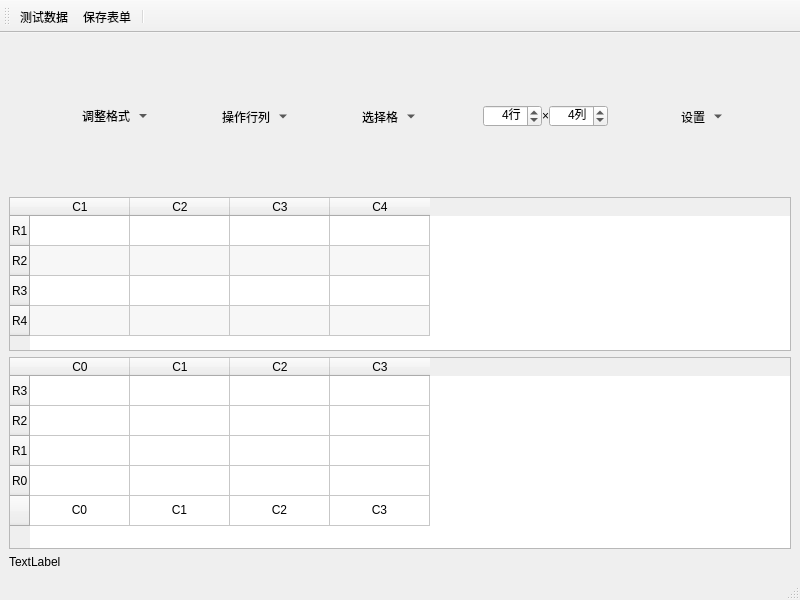
bss9395/bss9395.github.io, file _en/Computer/Operating_System/Qt_C++_Programming/Sheet/Sheet.ui: the form before one commit.
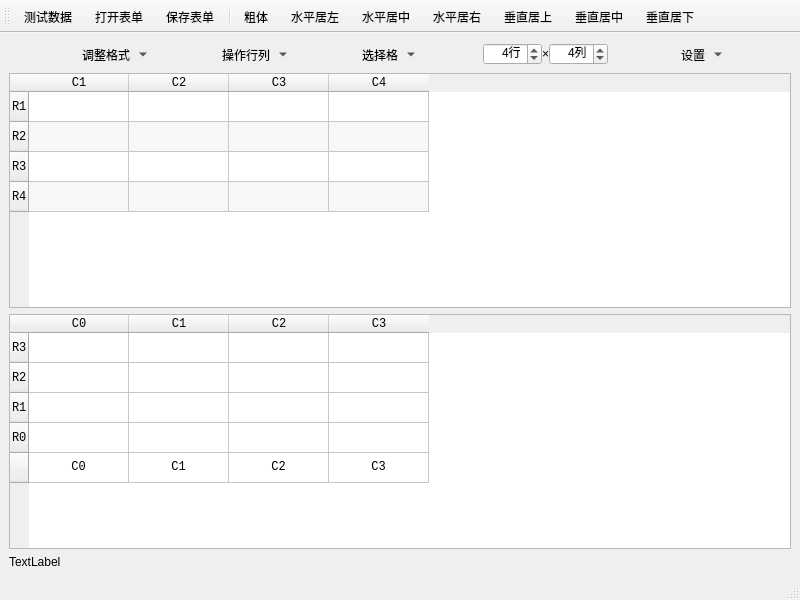
The form after the commit. Icons and pictures are not drawn.

```diff
--- a/_en/Computer/Operating_System/Qt_C++_Programming/Sheet/Sheet.ui
+++ b/_en/Computer/Operating_System/Qt_C++_Programming/Sheet/Sheet.ui
@@ -10,6 +10,11 @@
     <height>600</height>
    </rect>
   </property>
+  <property name="font">
+   <font>
+    <family>Consolas</family>
+   </font>
+  </property>
   <property name="windowTitle">
    <string>Sheet</string>
   </property>
@@ -18,7 +23,7 @@
     <item>
      <widget class="QGroupBox" name="GB_Tool_Bar">
       <property name="sizePolicy">
-       <sizepolicy hsizetype="Preferred" vsizetype="Expanding">
+       <sizepolicy hsizetype="Preferred" vsizetype="Fixed">
         <horstretch>0</horstretch>
         <verstretch>1</verstretch>
        </sizepolicy>
@@ -94,8 +99,8 @@
          </property>
          <property name="iconSize">
           <size>
-           <width>36</width>
-           <height>36</height>
+           <width>24</width>
+           <height>24</height>
           </size>
          </property>
          <property name="autoRepeatDelay">
@@ -132,8 +137,8 @@
          </property>
          <property name="iconSize">
           <size>
-           <width>36</width>
-           <height>36</height>
+           <width>24</width>
+           <height>24</height>
           </size>
          </property>
          <property name="autoRepeatDelay">
@@ -182,8 +187,8 @@
          </property>
          <property name="iconSize">
           <size>
-           <width>36</width>
-           <height>36</height>
+           <width>24</width>
+           <height>24</height>
           </size>
          </property>
          <property name="autoRepeatDelay">
@@ -328,8 +333,8 @@
          </property>
          <property name="iconSize">
           <size>
-           <width>36</width>
-           <height>36</height>
+           <width>24</width>
+           <height>24</height>
           </size>
          </property>
          <property name="popupMode">
@@ -348,6 +353,12 @@
     </item>
     <item>
      <widget class="QTableWidget" name="TW_Sheet">
+      <property name="sizePolicy">
+       <sizepolicy hsizetype="Expanding" vsizetype="Expanding">
+        <horstretch>0</horstretch>
+        <verstretch>1</verstretch>
+       </sizepolicy>
+      </property>
       <property name="horizontalScrollBarPolicy">
        <enum>Qt::ScrollBarAsNeeded</enum>
       </property>
@@ -404,6 +415,12 @@
     </item>
     <item>
      <widget class="QTableWidget" name="tableWidget">
+      <property name="sizePolicy">
+       <sizepolicy hsizetype="Expanding" vsizetype="Expanding">
+        <horstretch>0</horstretch>
+        <verstretch>1</verstretch>
+       </sizepolicy>
+      </property>
       <row>
        <property name="text">
         <string>R3</string>
@@ -542,6 +559,12 @@
    <property name="windowTitle">
     <string>toolBar</string>
    </property>
+   <property name="iconSize">
+    <size>
+     <width>24</width>
+     <height>24</height>
+    </size>
+   </property>
    <property name="toolButtonStyle">
     <enum>Qt::ToolButtonTextUnderIcon</enum>
    </property>
@@ -552,8 +575,16 @@
     <bool>false</bool>
    </attribute>
    <addaction name="A_Testing"/>
+   <addaction name="A_Open"/>
    <addaction name="A_Save_Sheet"/>
    <addaction name="separator"/>
+   <addaction name="A_Bold"/>
+   <addaction name="A_Align_Left"/>
+   <addaction name="A_Align_Horizontal"/>
+   <addaction name="A_Align_Right"/>
+   <addaction name="A_Align_Top"/>
+   <addaction name="A_Align_Vertical"/>
+   <addaction name="A_Align_Bottom"/>
   </widget>
   <action name="A_Save_Sheet">
    <property name="icon">
@@ -696,6 +727,78 @@
     <string>设置</string>
    </property>
   </action>
+  <action name="A_Align_Left">
+   <property name="icon">
+    <iconset resource="resources.qrc">
+     <normaloff>:/images/align_horizontal_left.png</normaloff>:/images/align_horizontal_left.png</iconset>
+   </property>
+   <property name="text">
+    <string>水平居左</string>
+   </property>
+  </action>
+  <action name="A_Align_Right">
+   <property name="icon">
+    <iconset resource="resources.qrc">
+     <normaloff>:/images/align_horizontal_right.png</normaloff>:/images/align_horizontal_right.png</iconset>
+   </property>
+   <property name="text">
+    <string>水平居右</string>
+   </property>
+  </action>
+  <action name="A_Align_Horizontal">
+   <property name="icon">
+    <iconset resource="resources.qrc">
+     <normaloff>:/images/align_horizontal_center.png</normaloff>:/images/align_horizontal_center.png</iconset>
+   </property>
+   <property name="text">
+    <string>水平居中</string>
+   </property>
+  </action>
+  <action name="A_Align_Top">
+   <property name="icon">
+    <iconset resource="resources.qrc">
+     <normaloff>:/images/align_vertical_top.png</normaloff>:/images/align_vertical_top.png</iconset>
+   </property>
+   <property name="text">
+    <string>垂直居上</string>
+   </property>
+  </action>
+  <action name="A_Align_Bottom">
+   <property name="icon">
+    <iconset resource="resources.qrc">
+     <normaloff>:/images/align_vertical_bottom.png</normaloff>:/images/align_vertical_bottom.png</iconset>
+   </property>
+   <property name="text">
+    <string>垂直居下</string>
+   </property>
+  </action>
+  <action name="A_Align_Vertical">
+   <property name="icon">
+    <iconset resource="resources.qrc">
+     <normaloff>:/images/align_vertical_center.png</normaloff>:/images/align_vertical_center.png</iconset>
+   </property>
+   <property name="text">
+    <string>垂直居中</string>
+   </property>
+  </action>
+  <action name="A_Open">
+   <property name="icon">
+    <iconset resource="resources.qrc">
+     <normaloff>:/images/file_open.png</normaloff>:/images/file_open.png</iconset>
+   </property>
+   <property name="text">
+    <string>打开表单</string>
+   </property>
+  </action>
+  <action name="A_Bold">
+   <property name="icon">
+    <iconset resource="resources.qrc">
+     <normaloff>:/images/format_bold.png</normaloff>:/images/format_bold.png</iconset>
+   </property>
+   <property name="text">
+    <string>粗体</string>
+   </property>
+  </action>
  </widget>
  <resources>
   <include location="resources.qrc"/>
```
Left out of the diff: 4 changed lines with no effect on the pictures.
